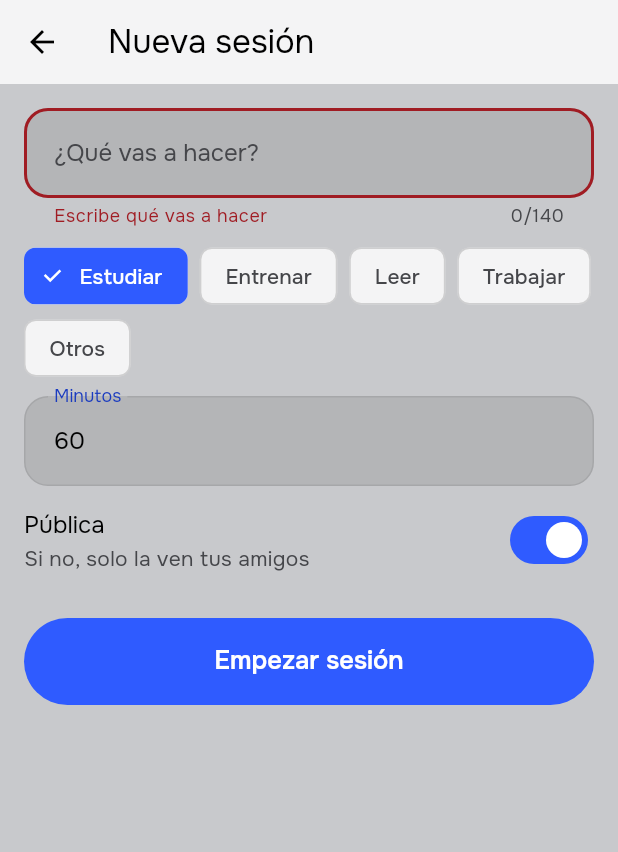
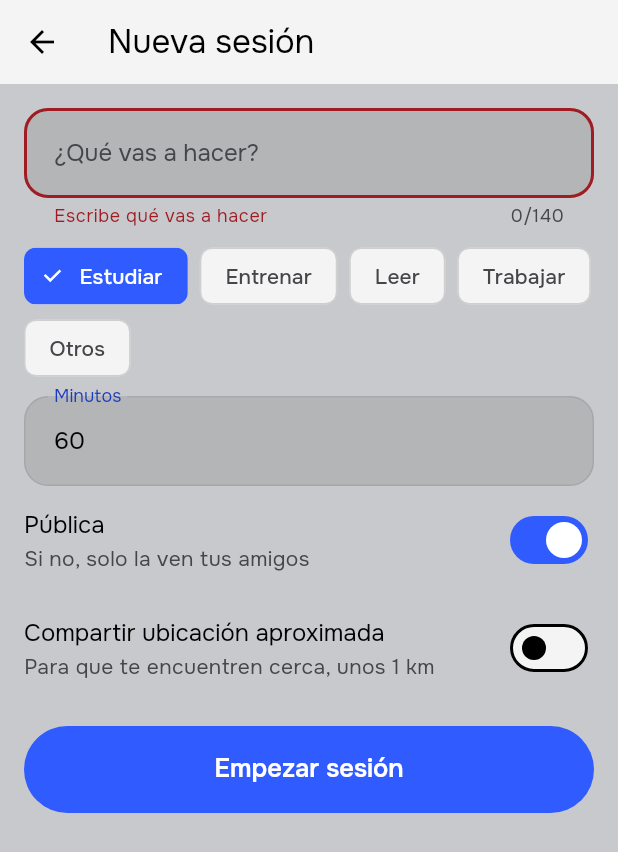
Before and after one commit to Aitoorchs7/codo, a Flutter app: the CreateSessionScreen screen opened by its route, after a tap on "Empezar sesión", on a phone screen of 412 x 824 dp. Shown: the top 852 px of the screen. Run offline on Flutter 3.47's test engine with Material 3 defaults, Android fonts, the phone set to English and light mode, and no system bars; our stand-ins replace cloud_firestore, firebase_auth, firebase_core, geolocator, google_fonts, google_sign_in and 3 more; accounts and stored records are empty; generated files the repository leaves out were written again; network calls fail.

Commit message:
feat(sessions): ubicación aproximada opcional al publicar con aviso por cada fallo

```diff
--- a/lib/models/live_session.dart
+++ b/lib/models/live_session.dart
@@ -89,11 +89,13 @@ class LiveSession {
       'endedAt': endedAt == null ? null : Timestamp.fromDate(endedAt!),
       // La ubicación solo se escribe si existe
       if (latitude != null && longitude != null) ...{
-        'location': GeoPoint(latitude!, longitude!),
+        'location': GeoPoint(_round2(latitude!), _round2(longitude!)),
         'locationAt': locationAt == null
             ? null
             : Timestamp.fromDate(locationAt!),
       },
     };
   }
+  // 2 decimales ≈ 1,1 km: sirve para «cerca de mí» sin revelar dónde vives
+  double _round2(double v) => (v * 100).round() / 100;
 }
--- a/lib/screens/now/create_session_screen.dart
+++ b/lib/screens/now/create_session_screen.dart
@@ -1,6 +1,8 @@
 import 'dart:async';
 
 import 'package:codo/admins/auth_service.dart';
+import 'package:codo/admins/location_admin.dart';
+import 'package:codo/admins/location_failure.dart';
 import 'package:codo/models/live_session.dart';
 import 'package:codo/repositories/live_session_repository.dart';
 import 'package:codo/repositories/profile_repository.dart';
@@ -22,6 +24,8 @@ class _CreateSessionScreenState extends State<CreateSessionScreen> {
   final _minutes = TextEditingController(text: '60');
   var _category = SessionCategory.study;
   var _public = true;
+  var _shareLocation = false;
+  final _location = LocationAdmin();
   var _saving = false;
   final _profiles = ProfileRepository();
 
@@ -37,21 +41,31 @@ class _CreateSessionScreenState extends State<CreateSessionScreen> {
     setState(() => _saving = true);
     try {
       final user = await AuthService().currentUser();
-      if (user == null) throw const SessionFailure(SessionError.permissionDenied);
+      if (user == null) {
+        throw const SessionFailure(SessionError.permissionDenied);
+      }
       final name = await _creatorName(user.uid, user.displayName);
+      final pos = _shareLocation ? await _location.currentPosition() : null;
       await _repository
-          .createSession(LiveSession(
+          .createSession(
+            LiveSession(
               id: '', // lo pone Firestore
               creatorId: user.uid,
               creatorName: name,
               category: _category,
               description: _description.text.trim(),
-        visibility: _public ? SessionVisibility.public : SessionVisibility.friends,
+              visibility: _public
+                  ? SessionVisibility.public
+                  : SessionVisibility.friends,
               startedAt: DateTime.now(),
               durationMinutes: int.parse(_minutes.text),
               status: SessionStatus.active,
               participantIds: [user.uid],
-      ))
+              latitude: pos?.latitude,
+              longitude: pos?.longitude,
+              locationAt: pos == null ? null : DateTime.now(),
+            ),
+          )
           // Sin red, Firestore guarda la escritura y no responde hasta que vuelve:
           // no dejamos la pantalla esperando para siempre
           .timeout(const Duration(seconds: 10));
@@ -59,16 +73,49 @@ class _CreateSessionScreenState extends State<CreateSessionScreen> {
       Navigator.pop(context);
     } on TimeoutException {
       if (!mounted) return;
-      ScaffoldMessenger.of(context).showSnackBar(const SnackBar(
-          content: Text('Sin conexión: se publicará al recuperar la red')));
+      ScaffoldMessenger.of(context).showSnackBar(
+        const SnackBar(
+          content: Text('Sin conexión: se publicará al recuperar la red'),
+        ),
+      );
       Navigator.pop(context);
     } on SessionFailure catch (e) {
       if (!mounted) return;
       setState(() => _saving = false);
-      ScaffoldMessenger.of(context).showSnackBar(SnackBar(
-          content: Text(e.error == SessionError.network
+      ScaffoldMessenger.of(context).showSnackBar(
+        SnackBar(
+          content: Text(
+            e.error == SessionError.network
                 ? 'Sin conexión. Inténtalo de nuevo'
-              : 'No se pudo publicar la sesión')));
+                : 'No se pudo publicar la sesión',
+          ),
+        ),
+      );
+    } on LocationFailure catch (e) {
+      if (!mounted) return;
+      setState(() => _saving = false);
+      final message = switch (e.error) {
+        LocationError.denied =>
+          'Sin permiso de ubicación. Permítelo o desactiva la opción',
+        LocationError.deniedForever =>
+          'Ubicación bloqueada. Actívala en los ajustes',
+        LocationError.serviceDisabled =>
+          'Activa el GPS para compartir la ubicación',
+        LocationError.timeout =>
+          'No se pudo obtener la ubicación. Inténtalo de nuevo',
+      };
+      ScaffoldMessenger.of(context).showSnackBar(
+        SnackBar(
+          content: Text(message),
+          // Solo cuando está bloqueado: la app ya no puede volver a preguntar
+          action: e.error == LocationError.deniedForever
+              ? SnackBarAction(
+                  label: 'Ajustes',
+                  onPressed: _location.openSettings,
+                )
+              : null,
+        ),
+      );
     }
   }
 
@@ -98,7 +145,9 @@ class _CreateSessionScreenState extends State<CreateSessionScreen> {
               controller: _description,
               maxLength: 140,
               decoration: const InputDecoration(labelText: '¿Qué vas a hacer?'),
-              validator: (v) => (v == null || v.trim().isEmpty) ? 'Escribe qué vas a hacer' : null,
+              validator: (v) => (v == null || v.trim().isEmpty)
+                  ? 'Escribe qué vas a hacer'
+                  : null,
             ),
             const SizedBox(height: 8),
             Wrap(
@@ -119,7 +168,9 @@ class _CreateSessionScreenState extends State<CreateSessionScreen> {
               decoration: const InputDecoration(labelText: 'Minutos'),
               validator: (v) {
                 final n = int.tryParse(v ?? '');
-                return (n == null || n < 1 || n > 480) ? 'Entre 1 y 480 minutos' : null;
+                return (n == null || n < 1 || n > 480)
+                    ? 'Entre 1 y 480 minutos'
+                    : null;
               },
             ),
             SwitchListTile(
@@ -129,9 +180,18 @@ class _CreateSessionScreenState extends State<CreateSessionScreen> {
               value: _public,
               onChanged: (v) => setState(() => _public = v),
             ),
+            SwitchListTile(
+              contentPadding: EdgeInsets.zero,
+              title: const Text('Compartir ubicación aproximada'),
+              subtitle: const Text('Para que te encuentren cerca, unos 1 km'),
+              value: _shareLocation,
+              onChanged: (v) => setState(() => _shareLocation = v),
+            ),
             const SizedBox(height: 16),
             FilledButton(
-              onPressed: _saving ? null : _save, // desactivado mientras guarda: sin dobles envíos
+              onPressed: _saving
+                  ? null
+                  : _save, // desactivado mientras guarda: sin dobles envíos
               child: Text(_saving ? 'Publicando…' : 'Empezar sesión'),
             ),
           ],
```
Lines whose indentation alone changed are shown as unchanged.
